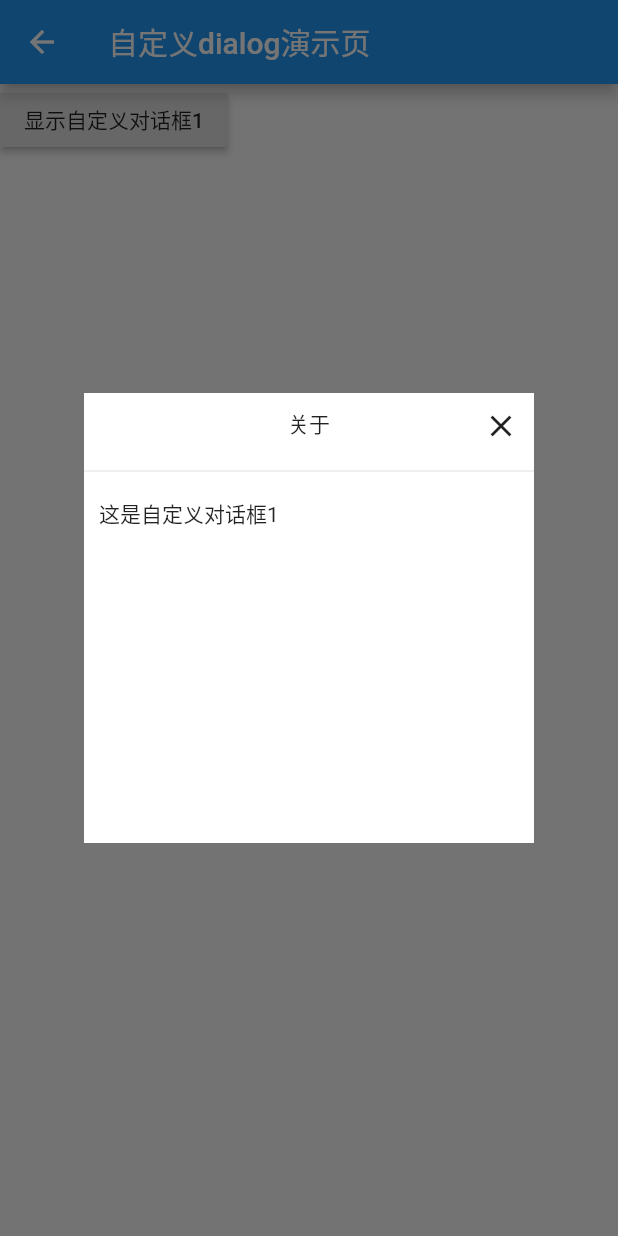
After one commit to yanjiepeng/flutter_demo2, a Flutter app: the CustomDialogPage screen opened directly, after a tap on "显示自定义对话框1", on a phone screen of 412 x 824 dp. The commit adds this screen. Run offline on Flutter 3.47's test engine with Material 2 defaults, Android fonts, the phone set to English and light mode, and no system bars; our stand-ins replace date_format, flutter_swiper, fluttertoast.

Commit message:
自定义对话框和定时器

```diff
--- /dev/null
+++ b/lib/components/MyDialog.dart
@@ -0,0 +1,73 @@
+import 'dart:async';
+
+import 'package:flutter/material.dart';
+
+class MyDialog extends Dialog {
+  String title, content;
+
+  _showTimer(context) {
+
+    //定时器
+
+    var timer;
+    timer = Timer.periodic(Duration(milliseconds: 2500), (t) {
+      print('执行');
+      Navigator.pop(context);
+      t.cancel(); //取消定时器
+//      timer.cancel();
+    });
+  }
+
+  @override
+  Widget build(BuildContext context) {
+
+
+    _showTimer(context);
+
+    return Material(
+      type: MaterialType.transparency,
+      child: Center(
+        child: Container(
+          height: 300,
+          width: 300,
+          color: Colors.white,
+          child: Column(
+            children: <Widget>[
+              Padding(
+                padding: EdgeInsets.all(10),
+                child: Stack(
+                  children: <Widget>[
+                    Align(
+                      alignment: Alignment.center,
+                      child: Text('${this.title}'),
+                    ),
+                    Align(
+                      alignment: Alignment.centerRight,
+                      child: InkWell(
+                        child: Icon(Icons.close),
+                        onTap: () {
+                          Navigator.pop(context);
+                        },
+                      ),
+                    )
+                  ],
+                ),
+              ),
+              Divider(),
+              Container(
+                padding: EdgeInsets.all(10),
+                width: double.infinity, // 等于外部容器宽度
+                child: Text(
+                  '${this.content}',
+                  textAlign: TextAlign.left,
+                ),
+              )
+            ],
+          ),
+        ),
+      ),
+    );
+  }
+
+  MyDialog(this.title, this.content);
+}
--- /dev/null
+++ b/lib/pages/dialog/CustomDialog.dart
@@ -0,0 +1,32 @@
+import 'package:flutter/material.dart';
+import 'package:flutter_demo2/components/MyDialog.dart';
+
+class CustomDialogPage extends StatefulWidget {
+  @override
+  _CustomDialogState createState() => _CustomDialogState();
+}
+
+class _CustomDialogState extends State<CustomDialogPage> {
+  @override
+  Widget build(BuildContext context) {
+    return Scaffold(
+      appBar: AppBar(
+        title: Text('自定义dialog演示页'),
+      ),
+      body: Column(
+        children: <Widget>[
+          RaisedButton(
+            onPressed: () {
+              showDialog(
+                  context: context,
+                  builder: (context) {
+                    return MyDialog('关于','这是自定义对话框1');
+                  });
+            },
+            child: Text('显示自定义对话框1'),
+          )
+        ],
+      ),
+    );
+  }
+}
--- a/lib/pages/tabs/Home.dart
+++ b/lib/pages/tabs/Home.dart
@@ -44,6 +44,11 @@ class _HomePageState extends State<HomePage> {
                 child: Text("Dialog&Toast"),
                 onPressed: () {
                   Navigator.pushNamed(context, '/dialog');
+                }),
+            RaisedButton(
+                child: Text("自定义dialog"),
+                onPressed: () {
+                  Navigator.pushNamed(context, '/customdialog');
                 }),
 
 
--- a/lib/routes/Routes.dart
+++ b/lib/routes/Routes.dart
@@ -3,7 +3,8 @@ import 'package:flutter_demo2/date/Datedemo.dart';
 import 'package:flutter_demo2/pages/AppBarDemo.dart';
 import 'package:flutter_demo2/pages/BottomNavigation.dart';
 import 'package:flutter_demo2/pages/ButtonDemoPage.dart';
-import 'package:flutter_demo2/pages/DialogDemo.dart';
+import 'package:flutter_demo2/pages/dialog/CustomDialog.dart';
+import 'package:flutter_demo2/pages/dialog/DialogDemo.dart';
 import 'package:flutter_demo2/pages/FormPage.dart';
 import 'package:flutter_demo2/pages/Product.dart';
 import 'package:flutter_demo2/pages/ProductInfo.dart';
@@ -34,6 +35,7 @@ final routes = {
   '/datedemo': (context) => DateDemo(),
   '/swipperdemo': (context) => SwiperDemo(),
   '/dialog': (context) => DialogDemo(),
+  '/customdialog': (context) => CustomDialogPage(),
   '/search': (context, {arguments}) => SearchPage(arguments: arguments),
   '/product': (context, {arguments}) => ProductPage(arguments: arguments),
   '/productInfo': (context, {arguments}) => ProductInfo(arguments: arguments),
```
Also changed, not shown: lib/pages/dialog/DialogDemo.dart (renamed from lib/pages/DialogDemo.dart).
